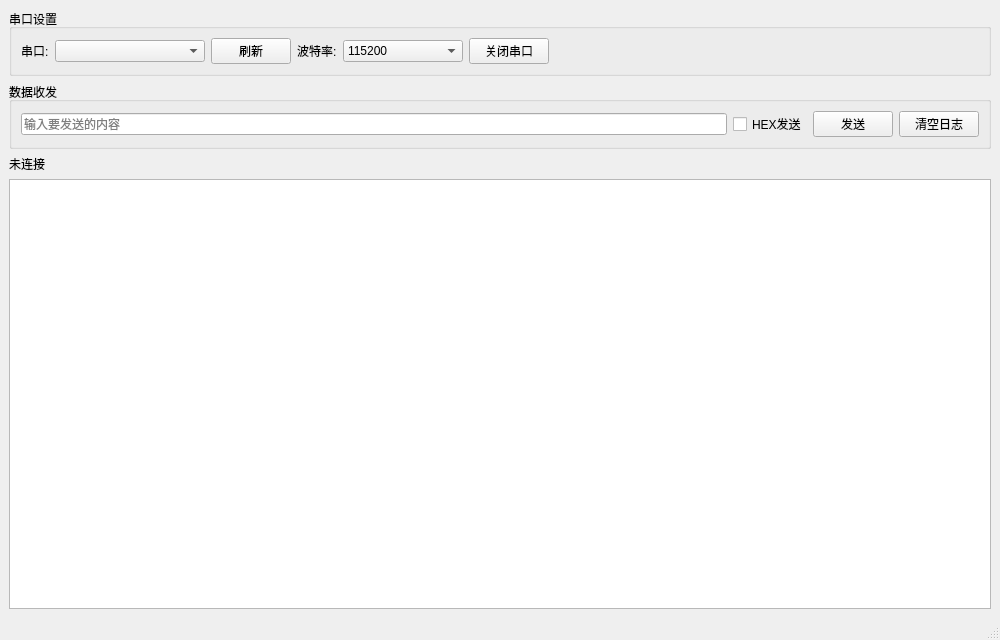
qq45119626FangZhi/Serial_port_debug, file mainwindow.ui: the form before one commit.
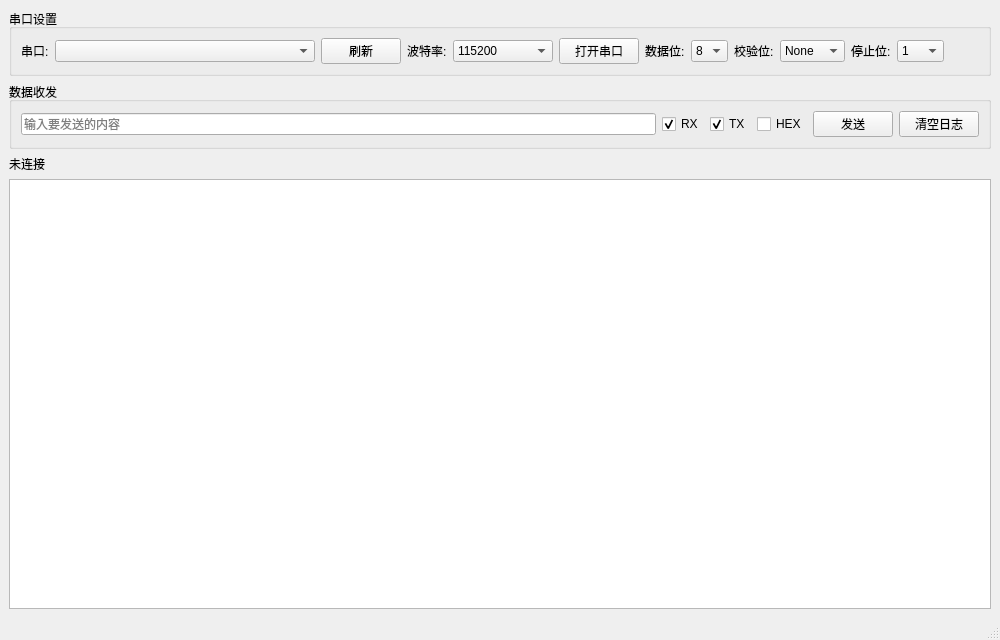
The form after the commit.

What changed in the file:
```diff
--- a/mainwindow.ui
+++ b/mainwindow.ui
@@ -32,7 +32,7 @@
         <widget class="QComboBox" name="port_comboBox">
          <property name="minimumSize">
           <size>
-           <width>150</width>
+           <width>260</width>
            <height>0</height>
           </size>
          </property>
@@ -56,7 +56,7 @@
         <widget class="QComboBox" name="baud_comboBox">
          <property name="minimumSize">
           <size>
-           <width>120</width>
+           <width>100</width>
            <height>0</height>
           </size>
          </property>
@@ -108,10 +108,112 @@
        <item>
         <widget class="QPushButton" name="close_pushButton">
          <property name="text">
-          <string>关闭串口</string>
+          <string>打开串口</string>
          </property>
         </widget>
        </item>
+       <item>
+        <widget class="QLabel" name="data_bits_label">
+         <property name="text">
+          <string>数据位:</string>
+         </property>
+        </widget>
+       </item>
+       <item>
+        <widget class="QComboBox" name="data_bits_comboBox">
+         <property name="currentIndex">
+          <number>3</number>
+         </property>
+         <item>
+          <property name="text">
+           <string>5</string>
+          </property>
+         </item>
+         <item>
+          <property name="text">
+           <string>6</string>
+          </property>
+         </item>
+         <item>
+          <property name="text">
+           <string>7</string>
+          </property>
+         </item>
+         <item>
+          <property name="text">
+           <string>8</string>
+          </property>
+         </item>
+        </widget>
+       </item>
+       <item>
+        <widget class="QLabel" name="parity_label">
+         <property name="text">
+          <string>校验位:</string>
+         </property>
+        </widget>
+       </item>
+       <item>
+        <widget class="QComboBox" name="parity_comboBox">
+         <property name="currentIndex">
+          <number>0</number>
+         </property>
+         <item>
+          <property name="text">
+           <string>None</string>
+          </property>
+         </item>
+         <item>
+          <property name="text">
+           <string>Even</string>
+          </property>
+         </item>
+         <item>
+          <property name="text">
+           <string>Odd</string>
+          </property>
+         </item>
+         <item>
+          <property name="text">
+           <string>Space</string>
+          </property>
+         </item>
+         <item>
+          <property name="text">
+           <string>Mark</string>
+          </property>
+         </item>
+        </widget>
+       </item>
+       <item>
+        <widget class="QLabel" name="stop_bits_label">
+         <property name="text">
+          <string>停止位:</string>
+         </property>
+        </widget>
+       </item>
+       <item>
+        <widget class="QComboBox" name="stop_bits_comboBox">
+         <property name="currentIndex">
+          <number>0</number>
+         </property>
+         <item>
+          <property name="text">
+           <string>1</string>
+          </property>
+         </item>
+         <item>
+          <property name="text">
+           <string>1.5</string>
+          </property>
+         </item>
+         <item>
+          <property name="text">
+           <string>2</string>
+          </property>
+         </item>
+        </widget>
+       </item>
        <item>
         <spacer name="serial_spacer">
          <property name="orientation">
@@ -119,7 +221,7 @@
          </property>
          <property name="sizeHint" stdset="0">
           <size>
-           <width>40</width>
+           <width>20</width>
            <height>20</height>
           </size>
          </property>
@@ -147,10 +249,33 @@
          </property>
         </widget>
        </item>
+       <item>
+        <widget class="QCheckBox" name="rx_checkBox">
+         <property name="text">
+          <string>RX</string>
+         </property>
+         <property name="checked">
+          <bool>true</bool>
+         </property>
+        </widget>
+       </item>
+       <item>
+        <widget class="QCheckBox" name="tx_checkBox">
+         <property name="text">
+          <string>TX</string>
+         </property>
+         <property name="checked">
+          <bool>true</bool>
+         </property>
+        </widget>
+       </item>
        <item>
         <widget class="QCheckBox" name="hex_checkBox">
          <property name="text">
-          <string>HEX发送</string>
+          <string>HEX</string>
+         </property>
+         <property name="checked">
+          <bool>false</bool>
          </property>
         </widget>
        </item>
```
Left out of the diff: 2 changed lines with no effect on the pictures.
